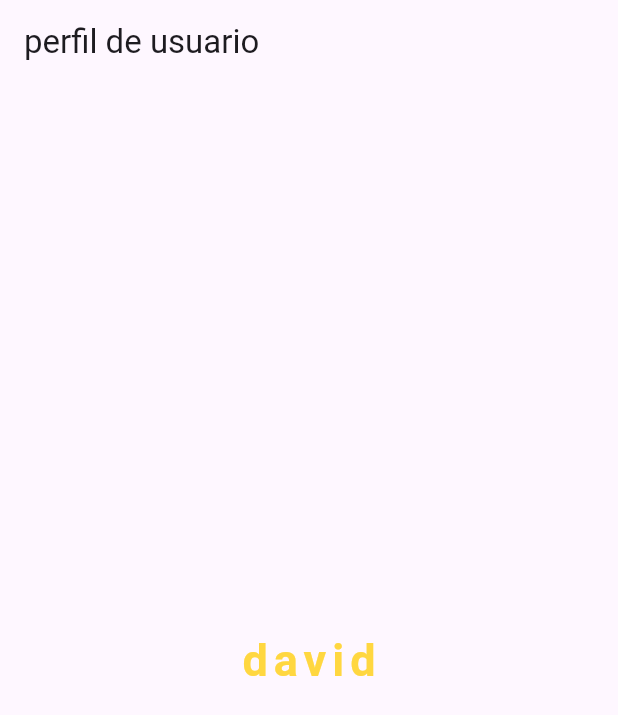
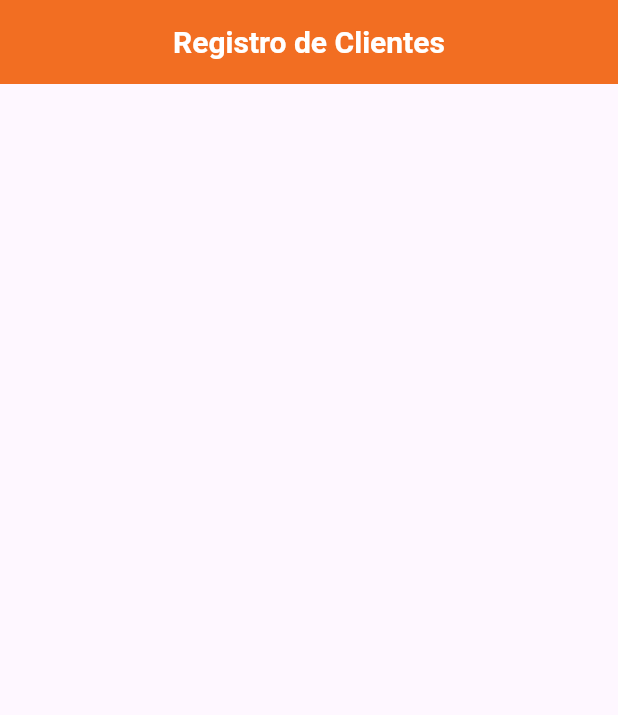
Before and after one commit to JDavidCamacho/nivelmedio, a Flutter app: the screen it shows after launch, on a phone screen of 412 x 824 dp. Shown: the top 715 px of the screen. Run offline on Flutter 3.47's test engine with Material 3 defaults, Android fonts, the light colour scheme and no system bars.

Commit message:
definicion de paletas

```diff
--- a/lib/main.dart
+++ b/lib/main.dart
@@ -2,36 +2,55 @@ import 'package:flutter/material.dart';
 
 void main(){
   runApp(MyApp());
-
 }
 
-class MyApp extends StatelessWidget{
-  const MyApp({super.key});
+class MyApp extends StatelessWidget {
+  const MyApp({super.key}); // Constructor constante
+  @override
+  Widget build(BuildContext context) {
+    return MaterialApp(
+      title: 'Modulos',
+      home: const Formulario(),
+      debugShowCheckedModeBanner: false,//desaparese
+    );
+  }
+}
+
+class Formulario extends StatelessWidget {
+  const Formulario({super.key}); // <-- Constructor const agregado
+  //paleta de colores
+  static const Color primarylila = Color(0xFFA68098);
+  static const Color primaryVioleta = Color(0xFF731A5B);
+  static const Color primaryCrema = Color(0xFFF2EDA2);
+  static const Color primaryNaranja = Color(0xFFF26E22);
+  static const Color primaryNegro = Color(0xFF0D0D0D);
+
 
   @override
   Widget build(BuildContext context) {
-    // TODO: implement build
-    return MaterialApp(
-      title: 'Perfil de usuario',
-      home: Scaffold(
-        appBar: AppBar(
-          title: Text('perfil de usuario'),
+    return Scaffold(
+      appBar: AppBar(
+        title: Text('Registro de Clientes',
+        style: TextStyle(
+          color: Colors.white,
+          fontWeight: FontWeight.bold,//el texto estara en negrita
+          fontSize: 20,//define el tama;o de letra
         ),
-        body: Center(
-          child: Column(
-            mainAxisAlignment: MainAxisAlignment.center,//trabaja con el column y se ba ala parte superior
-            children: [
-              Text('david',
-                style: TextStyle(
-                  fontSize: 30,
-                  fontWeight: FontWeight.bold,//es la negrita
-                  color: Colors.amberAccent,
-                  fontFamily: 'Roboto',
-                  letterSpacing: 4.0,//espaciado de letra
-                ),
-              )
-            ]
-          ),
+        ),
+        backgroundColor: primaryNaranja,//definir el color
+        centerTitle: true, //el titulo se ba al centro
+
+      ),
+
+
+      body: SingleChildScrollView(//que sea desplasable
+
+        child: Column(
+          crossAxisAlignment: CrossAxisAlignment.stretch,//estira los widgets para que ocupen el ancho disponible
+          children: [
+            //crear un container
+
+          ],
         ),
       ),
     );
```
